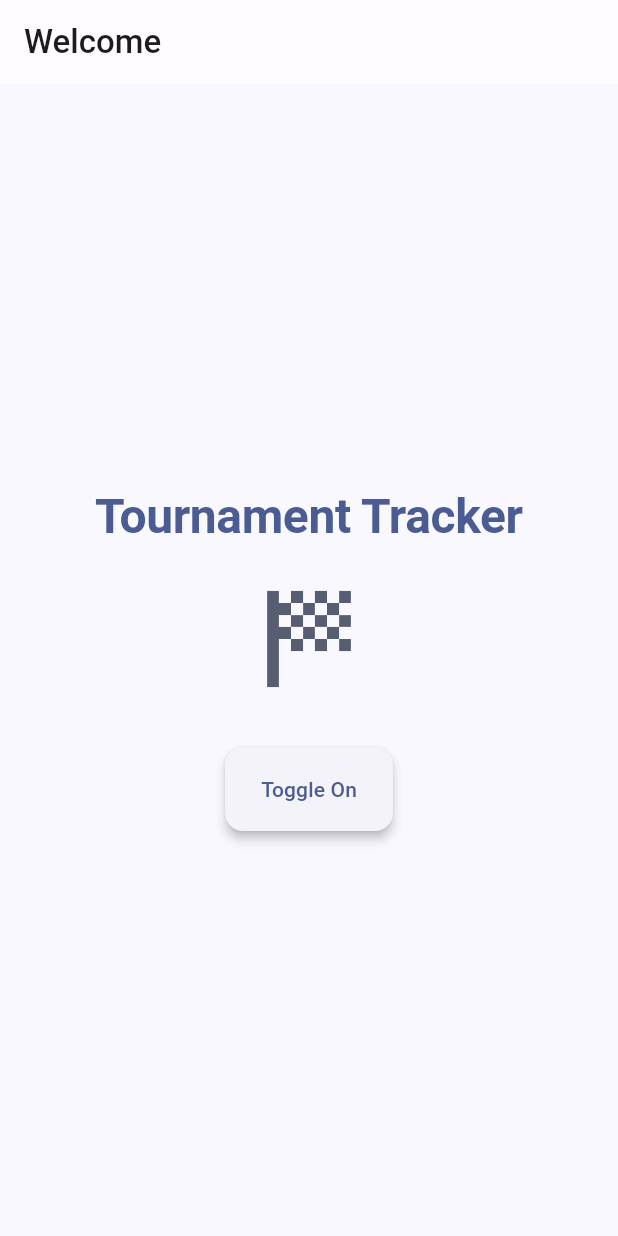
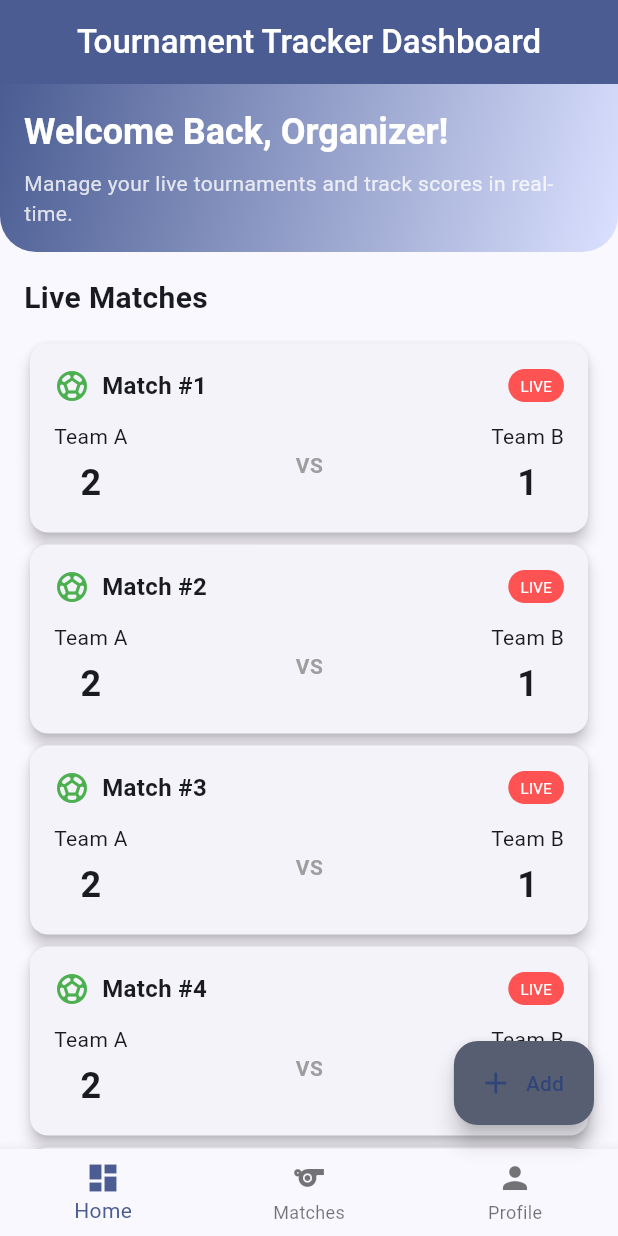
Before and after one commit to kalviumcommunity/LiveToura, a Flutter app: the screen it shows after launch, on a phone screen of 412 x 824 dp. Run offline on Flutter 3.47's test engine with Material 3 defaults, Android fonts, the phone set to English and light mode, and no system bars; our stand-ins replace firebase_core; accounts and stored records are empty.

Commit message:
feat: implemented responsive Flutter UI layout with adaptive design

```diff
--- a/lib/main.dart
+++ b/lib/main.dart
@@ -1,5 +1,6 @@
 import 'package:flutter/material.dart';
 import 'screens/welcome_screen.dart';
+import 'screens/responsive_home.dart';
 
 void main() {
   runApp(const LiveTouraBasicsApp());
@@ -114,7 +115,7 @@ class LiveTouraBasicsApp extends StatelessWidget {
     return MaterialApp(
       title: 'LiveToura — Welcome',
       theme: LiveTouraTheme.lightTheme,
-      home: const WelcomeScreen(),
+      home: const ResponsiveHomeScreen(),
       debugShowCheckedModeBanner: false,
     );
   }
--- /dev/null
+++ b/lib/screens/responsive_home.dart
@@ -0,0 +1,252 @@
+import 'package:flutter/material.dart';
+
+class ResponsiveHomeScreen extends StatelessWidget {
+  const ResponsiveHomeScreen({super.key});
+
+  @override
+  Widget build(BuildContext context) {
+    // 2. Implement Responsiveness with MediaQuery
+    final size = MediaQuery.of(context).size;
+    final isTablet = size.width > 600;
+
+    // Theme colors
+    final primaryColor = Theme.of(context).primaryColor;
+    final secondaryColor = Theme.of(context).colorScheme.secondary;
+
+    return Scaffold(
+      appBar: AppBar(
+        title: const Text('Tournament Tracker Dashboard'),
+        centerTitle: true,
+        backgroundColor: primaryColor,
+        foregroundColor: Colors.white,
+      ),
+      body: LayoutBuilder(
+        builder: (context, constraints) {
+          // 3. Apply Flexible and Adaptive Widgets: LayoutBuilder
+          if (constraints.maxWidth > 600) {
+            // Tablet Layout: Two-column grid / Split view
+            return Row(
+              children: [
+                // Navigation / Sidebar for Tablet
+                NavigationRail(
+                  selectedIndex: 0,
+                  onDestinationSelected: (int index) {},
+                  labelType: NavigationRailLabelType.all,
+                  destinations: const [
+                    NavigationRailDestination(
+                      icon: Icon(Icons.dashboard),
+                      label: Text('Dashboard'),
+                    ),
+                    NavigationRailDestination(
+                      icon: Icon(Icons.sports_soccer),
+                      label: Text('Matches'),
+                    ),
+                    NavigationRailDestination(
+                      icon: Icon(Icons.people),
+                      label: Text('Players'),
+                    ),
+                  ],
+                ),
+                const VerticalDivider(thickness: 1, width: 1),
+                // Main Content
+                Expanded(
+                  child: SingleChildScrollView(
+                    child: Padding(
+                      padding: const EdgeInsets.all(24.0),
+                      child: Column(
+                        crossAxisAlignment: CrossAxisAlignment.start,
+                        children: [
+                          _buildHeaderSection(context, isTablet: true),
+                          const SizedBox(height: 24),
+                          _buildTabletGridContent(),
+                        ],
+                      ),
+                    ),
+                  ),
+                ),
+              ],
+            );
+          } else {
+            // Mobile Layout: Single Column
+            return SingleChildScrollView(
+              child: Column(
+                children: [
+                  _buildHeaderSection(context, isTablet: false),
+                  const SizedBox(height: 16),
+                  _buildMobileListContent(),
+                ],
+              ),
+            );
+          }
+        },
+      ),
+      // Footer / Floating Action Button
+      floatingActionButton: FloatingActionButton.extended(
+        onPressed: () {},
+        label: Text(isTablet ? 'Create Tournament' : 'Add'),
+        icon: const Icon(Icons.add),
+        backgroundColor: secondaryColor,
+      ),
+      bottomNavigationBar: isTablet ? null : BottomNavigationBar(
+        currentIndex: 0,
+        items: const [
+          BottomNavigationBarItem(icon: Icon(Icons.dashboard), label: 'Home'),
+          BottomNavigationBarItem(icon: Icon(Icons.sports), label: 'Matches'),
+          BottomNavigationBarItem(icon: Icon(Icons.person), label: 'Profile'),
+        ],
+      ),
+    );
+  }
+
+  // Header Section
+  Widget _buildHeaderSection(BuildContext context, {required bool isTablet}) {
+    final colorScheme = Theme.of(context).colorScheme;
+
+    return Container(
+      width: double.infinity,
+      padding: EdgeInsets.all(isTablet ? 32.0 : 16.0),
+      decoration: BoxDecoration(
+        gradient: LinearGradient(
+          colors: [
+            colorScheme.primary,
+            colorScheme.primaryContainer,
+          ],
+          begin: Alignment.topLeft,
+          end: Alignment.bottomRight,
+        ),
+        borderRadius: isTablet ? BorderRadius.circular(16) : const BorderRadius.only(
+          bottomLeft: Radius.circular(24),
+          bottomRight: Radius.circular(24),
+        ),
+      ),
+      child: Column(
+        crossAxisAlignment: CrossAxisAlignment.start,
+        children: [
+          Text(
+            'Welcome Back, Organizer!',
+            style: Theme.of(context).textTheme.headlineSmall?.copyWith(
+                  color: colorScheme.onPrimary,
+                  fontWeight: FontWeight.bold,
+                ),
+          ),
+          const SizedBox(height: 8),
+          Text(
+            'Manage your live tournaments and track scores in real-time.',
+            style: Theme.of(context).textTheme.bodyMedium?.copyWith(
+                  color: colorScheme.onPrimary.withOpacity(0.8),
+                ),
+          ),
+        ],
+      ),
+    );
+  }
+
+  // Mobile Content: List View
+  Widget _buildMobileListContent() {
+    return Padding(
+      padding: const EdgeInsets.symmetric(horizontal: 16.0),
+      child: Column(
+        crossAxisAlignment: CrossAxisAlignment.start,
+        children: [
+          const Text(
+            'Live Matches',
+            style: TextStyle(fontSize: 20, fontWeight: FontWeight.bold),
+          ),
+          const SizedBox(height: 12),
+          ListView.builder(
+            shrinkWrap: true,
+            physics: const NeverScrollableScrollPhysics(),
+            itemCount: 5,
+            itemBuilder: (context, index) => _buildMatchCard(index),
+          ),
+        ],
+      ),
+    );
+  }
+
+  // Tablet Content: Grid View
+  Widget _buildTabletGridContent() {
+    return Column(
+      crossAxisAlignment: CrossAxisAlignment.start,
+      children: [
+        const Text(
+          'Live Matches & Stats',
+          style: TextStyle(fontSize: 24, fontWeight: FontWeight.bold),
+        ),
+        const SizedBox(height: 16),
+        GridView.builder(
+          shrinkWrap: true,
+          physics: const NeverScrollableScrollPhysics(),
+          gridDelegate: const SliverGridDelegateWithFixedCrossAxisCount(
+            crossAxisCount: 2, // Two columns for tablet
+            crossAxisSpacing: 16,
+            mainAxisSpacing: 16,
+            childAspectRatio: 1.5,
+          ),
+          itemCount: 6,
+          itemBuilder: (context, index) => _buildMatchCard(index),
+        ),
+      ],
+    );
+  }
+
+  // Adaptive Card Widget
+  Widget _buildMatchCard(int index) {
+    return Card(
+      elevation: 4,
+      shape: RoundedRectangleBorder(borderRadius: BorderRadius.circular(12)),
+      child: Padding(
+        padding: const EdgeInsets.all(16.0),
+        child: Column(
+          mainAxisAlignment: MainAxisAlignment.center,
+          crossAxisAlignment: CrossAxisAlignment.start,
+          children: [
+            Row(
+              children: [
+                const Icon(Icons.sports_soccer, color: Colors.green),
+                const SizedBox(width: 8),
+                Text(
+                  'Match #${index + 1}',
+                  style: const TextStyle(fontWeight: FontWeight.bold, fontSize: 16),
+                ),
+                const Spacer(),
+                Container(
+                  padding: const EdgeInsets.symmetric(horizontal: 8, vertical: 4),
+                  decoration: BoxDecoration(
+                    color: Colors.redAccent,
+                    borderRadius: BorderRadius.circular(12),
+                  ),
+                  child: const Text(
+                    'LIVE',
+                    style: TextStyle(color: Colors.white, fontSize: 10),
+                  ),
+                ),
+              ],
+            ),
+            const SizedBox(height: 12),
+            const Row(
+              mainAxisAlignment: MainAxisAlignment.spaceBetween,
+              children: [
+                Column(
+                  children: [
+                    Text('Team A', style: TextStyle(fontSize: 14)),
+                    SizedBox(height: 4),
+                    Text('2', style: TextStyle(fontSize: 24, fontWeight: FontWeight.bold)),
+                  ],
+                ),
+                Text('VS', style: TextStyle(color: Colors.grey, fontWeight: FontWeight.bold)),
+                Column(
+                  children: [
+                    Text('Team B', style: TextStyle(fontSize: 14)),
+                    SizedBox(height: 4),
+                    Text('1', style: TextStyle(fontSize: 24, fontWeight: FontWeight.bold)),
+                  ],
+                ),
+              ],
+            ),
+          ],
+        ),
+      ),
+    );
+  }
+}
```
Also changed, not shown: 1 other file.
